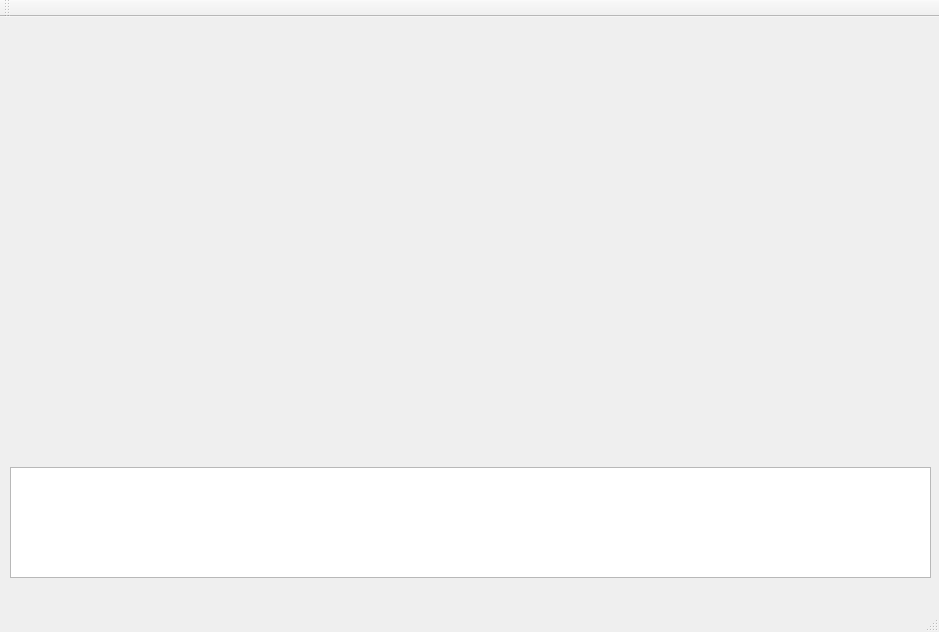
First picture: the form in mainwindow.ui, repository tontonmorale/pds-threaded-server, before the edit.
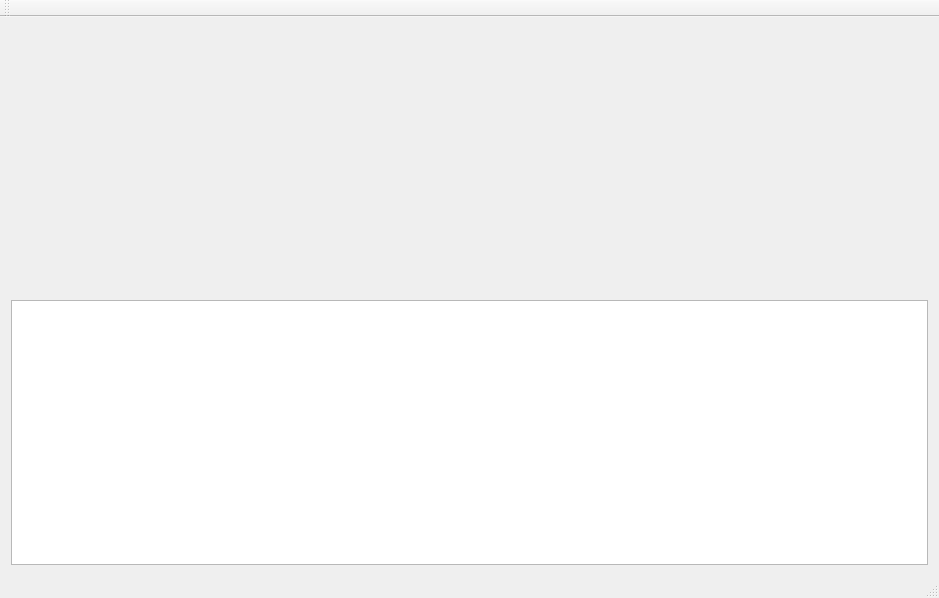
Second picture: the form after the edit. Custom widgets are drawn as their Qt base class.

Commit message: Cambiato due cose di layout

The edit to the form file:
```diff
--- a/mainwindow.ui
+++ b/mainwindow.ui
@@ -7,40 +7,34 @@
     <x>0</x>
     <y>0</y>
     <width>939</width>
-    <height>632</height>
+    <height>598</height>
    </rect>
   </property>
   <property name="windowTitle">
    <string>MainWindow</string>
   </property>
   <widget class="QWidget" name="centralWidget">
+   <layout class="QGridLayout" name="gridLayout">
+    <item row="0" column="1">
+     <widget class="QChartView" name="map" native="true"/>
+    </item>
+    <item row="1" column="0" colspan="2">
    <widget class="QPlainTextEdit" name="log">
-    <property name="geometry">
-     <rect>
-      <x>10</x>
-      <y>450</y>
-      <width>921</width>
-      <height>111</height>
-     </rect>
-    </property>
-    <property name="inputMethodHints">
-     <set>Qt::ImhMultiLine</set>
+      <property name="sizePolicy">
+       <sizepolicy hsizetype="Expanding" vsizetype="Preferred">
+        <horstretch>0</horstretch>
+        <verstretch>0</verstretch>
+       </sizepolicy>
     </property>
     <property name="readOnly">
      <bool>true</bool>
     </property>
    </widget>
-   <widget class="QWidget" name="gridLayoutWidget">
-    <property name="geometry">
-     <rect>
-      <x>140</x>
-      <y>60</y>
-      <width>711</width>
-      <height>311</height>
-     </rect>
-    </property>
-    <layout class="QGridLayout" name="gridLayout"/>
-   </widget>
+    </item>
+    <item row="0" column="0">
+     <widget class="QChartView" name="count_chart" native="true"/>
+    </item>
+   </layout>
   </widget>
   <widget class="QMenuBar" name="menuBar">
    <property name="geometry">
@@ -67,6 +61,14 @@
   </widget>
  </widget>
  <layoutdefault spacing="6" margin="11"/>
+ <customwidgets>
+  <customwidget>
+   <class>QChartView</class>
+   <extends>QWidget</extends>
+   <header>QtCharts</header>
+   <container>1</container>
+  </customwidget>
+ </customwidgets>
  <resources/>
  <connections/>
 </ui>
```
Lines whose indentation alone changed are shown as unchanged. The commit also changes 3 other files.
